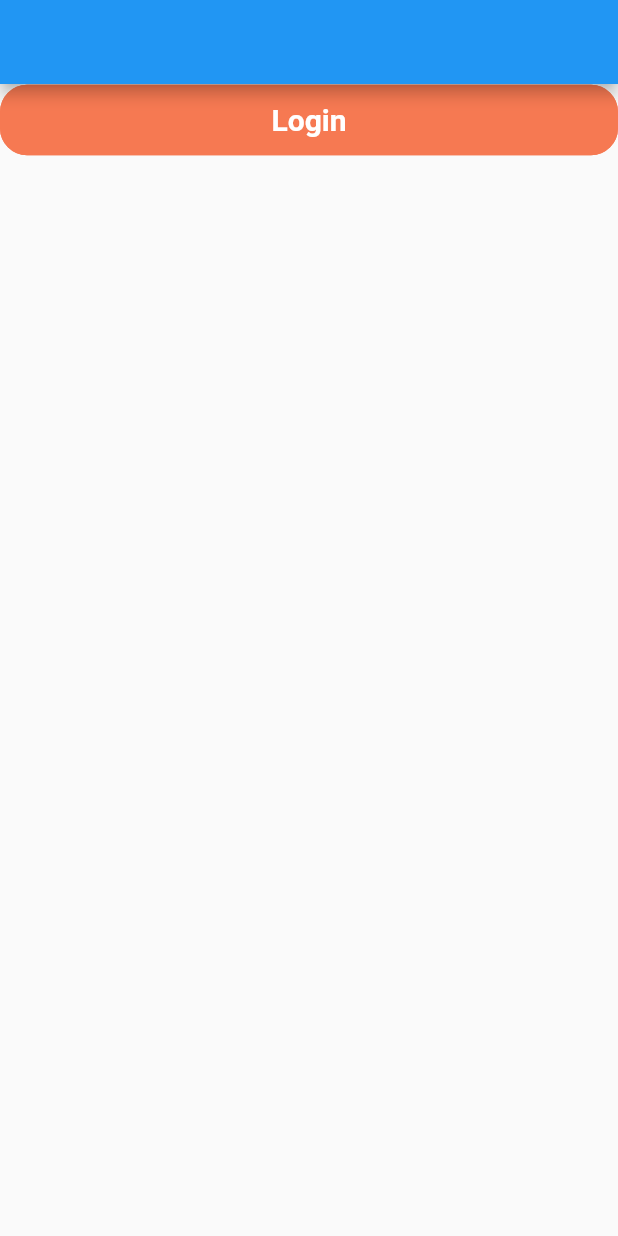
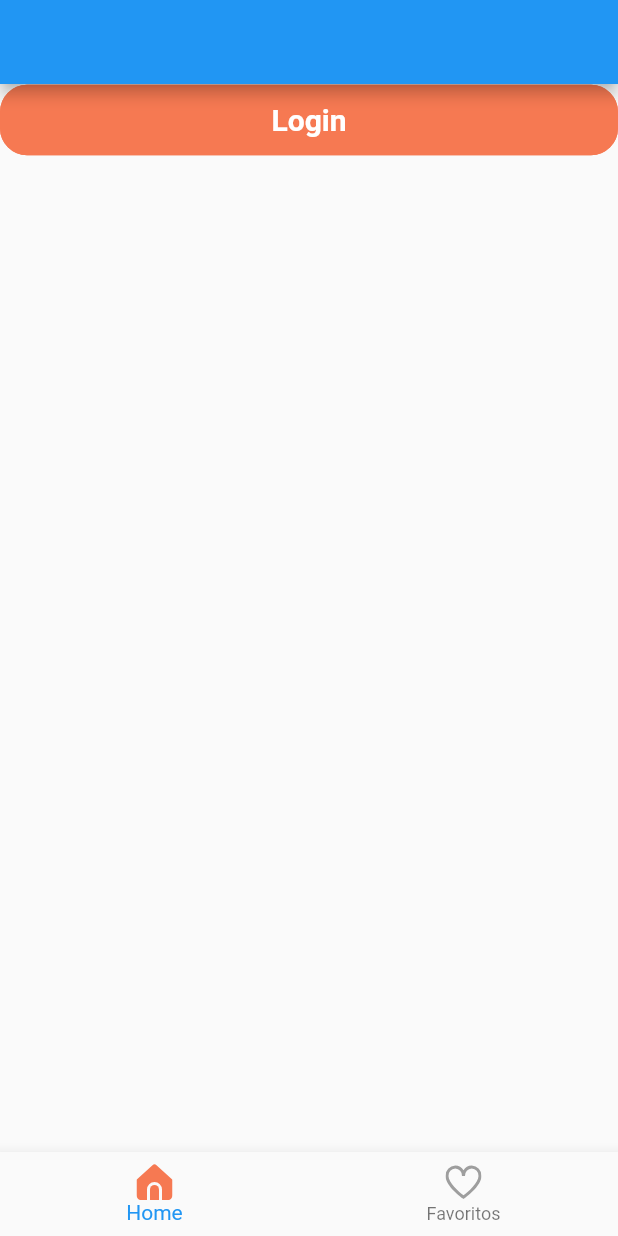
Before and after one commit to stivengm/ShopApp, a Flutter app: the screen it shows after launch, on a phone screen of 412 x 824 dp. Run offline on Flutter 3.47's test engine with Material 2 defaults, Android fonts, the phone set to English and light mode, and no system bars; our stand-ins replace bloc, flutter_svg.

Commit message:
Iconos añadidos.

```diff
--- a/lib/gui/views/home_view/home_view.dart
+++ b/lib/gui/views/home_view/home_view.dart
@@ -1,4 +1,6 @@
 import 'package:flutter/material.dart';
+import 'package:flutter_svg/flutter_svg.dart';
+import 'package:shop_app/constants.dart';
 import 'package:shop_app/gui/widgets/primary_button.dart';
 
 
@@ -15,6 +17,20 @@ class _HomeViewState extends State<HomeView> {
     return Scaffold(
       appBar: AppBar(),
       body: _body(),
+      bottomNavigationBar: BottomNavigationBar(
+        items: [
+          BottomNavigationBarItem(
+            icon: SvgPicture.asset('assets/icons/home.svg', color: Colors.grey),
+            label: 'Home',
+            activeIcon: SvgPicture.asset('assets/icons/home_selected.svg', color: primaryColor)
+          ),
+          BottomNavigationBarItem(
+            icon: SvgPicture.asset('assets/icons/favorite.svg', color: Colors.grey),
+            label: 'Favoritos',
+            activeIcon: SvgPicture.asset('assets/icons/favorite_selected.svg', color: primaryColor),
+          )
+        ],
+      ),
     );
   }
 
--- a/pubspec.yaml
+++ b/pubspec.yaml
@@ -16,6 +16,8 @@ dependencies:
   flutter_zoom_drawer: ^2.3.1
   bloc: ^8.0.3
   flutter_bloc: ^8.0.1
+  flutter_svg: ^1.0.3
+
 
 
 dev_dependencies:
@@ -30,8 +32,8 @@ flutter:
   uses-material-design: true
 
   # To add assets to your application, add an assets section, like this:
-  # assets:
-  #   - images/a_dot_burr.jpeg
+  assets:
+    - assets/icons/
   #   - images/a_dot_ham.jpeg
 
   # An image asset can refer to one or more resolution-specific "variants", see
```
Also changed, not shown: assets/icons/arrow_left.svg (added), assets/icons/cart.svg (added), assets/icons/cart_selected.svg (added), assets/icons/favorite.svg (added), assets/icons/favorite_selected.svg (added), assets/icons/home.svg (added), assets/icons/home_selected.svg (added), assets/icons/user.svg (added), assets/icons/user_selected.svg (added), pubspec.lock.
